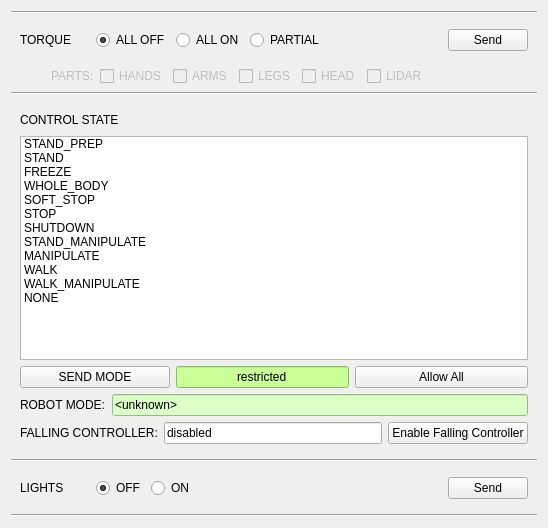
Qt form thor_mang_supervisor/resource/supervisor.ui (thor-mang/thor_mang_ui) before a commit.
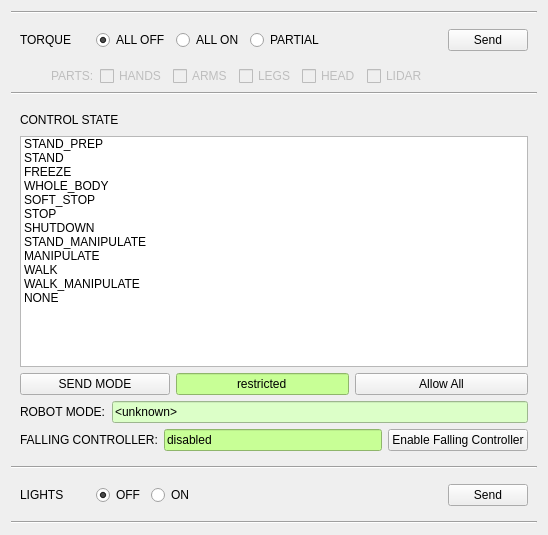
The same form after that commit.

Commit message: Added color confirmation for falling controller

```diff
--- a/thor_mang_supervisor/resource/supervisor.ui
+++ b/thor_mang_supervisor/resource/supervisor.ui
@@ -10,7 +10,7 @@
     <x>0</x>
     <y>0</y>
     <width>548</width>
-    <height>528</height>
+    <height>535</height>
    </rect>
   </property>
   <property name="sizePolicy">
@@ -386,6 +386,9 @@
         </item>
         <item>
          <widget class="QLineEdit" name="allow_falling_controller_status">
+          <property name="styleSheet">
+           <string notr="true">background-color: rgb(200, 255, 150);</string>
+          </property>
           <property name="text">
            <string>disabled</string>
           </property>
```
The commit also changes 1 other file.
